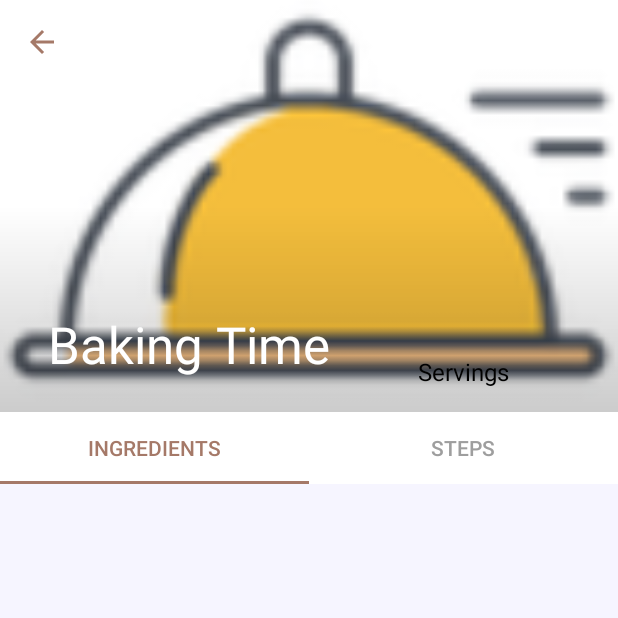
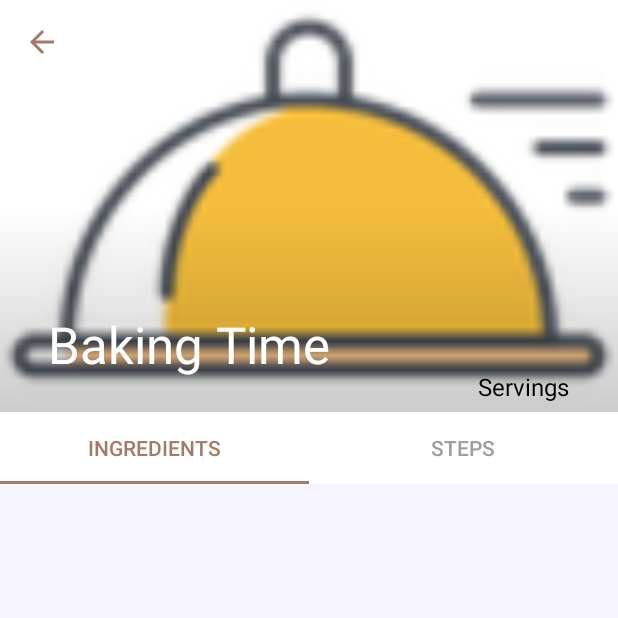
Before and after one commit to jharnam/baking-app, an Android app: the RecipeDetailActivity screen opened directly, with no data from a screen before it, on a phone screen of 412 x 824 dp, the top half of it. Run offline under Robolectric (Android 15) with nearby library versions, the phone set to English and light mode, and no system bars; our stand-ins replace Picasso, Timber, data binding; pictures from the network do not load; 8 statements that could not run were skipped.

Commit message:
layout for recipe, step detail improved

```diff
--- a/app/src/main/res/layout/activity_recipe_detail.xml
+++ b/app/src/main/res/layout/activity_recipe_detail.xml
@@ -61,9 +61,9 @@
                         android:id="@+id/text_view_servings_label"
                         android:layout_width="wrap_content"
                         android:layout_height="wrap_content"
-                        android:layout_marginBottom="@dimen/margin_16dp"
-                        android:layout_marginEnd="@dimen/margin_8dp"
-                        android:layout_marginRight="@dimen/margin_8dp"
+                        android:layout_marginEnd="@dimen/margin_16dp"
+                        android:layout_marginRight="@dimen/margin_16dp"
+                        android:layout_marginBottom="@dimen/margin_6dp"
                         android:text="@string/servings_label"
                         android:textColor="@android:color/black"
                         android:textSize="16sp"
@@ -74,9 +74,9 @@
                         android:id="@+id/text_view_servings"
                         android:layout_width="wrap_content"
                         android:layout_height="wrap_content"
-                        android:layout_marginBottom="@dimen/margin_16dp"
-                        android:layout_marginEnd="@dimen/margin_64dp"
-                        android:layout_marginRight="@dimen/margin_64dp"
+                        android:layout_marginEnd="@dimen/margin_16dp"
+                        android:layout_marginRight="@dimen/margin_16dp"
+                        android:layout_marginBottom="@dimen/margin_6dp"
                         android:textColor="@android:color/black"
                         android:textSize="@dimen/size_16sp"
                         app:layout_constraintBottom_toBottomOf="parent"
--- a/app/src/main/res/values/dimens.xml
+++ b/app/src/main/res/values/dimens.xml
@@ -11,4 +11,5 @@
     <dimen name="margin_48dp">48dp</dimen>
 
     <dimen name="size_button">48dp</dimen>
+    <dimen name="margin_6dp">6dp</dimen>
 </resources>
```
Also changed, not shown: app/src/main/res/layout/fragment_step_detail.xml (+15 -5 lines).
